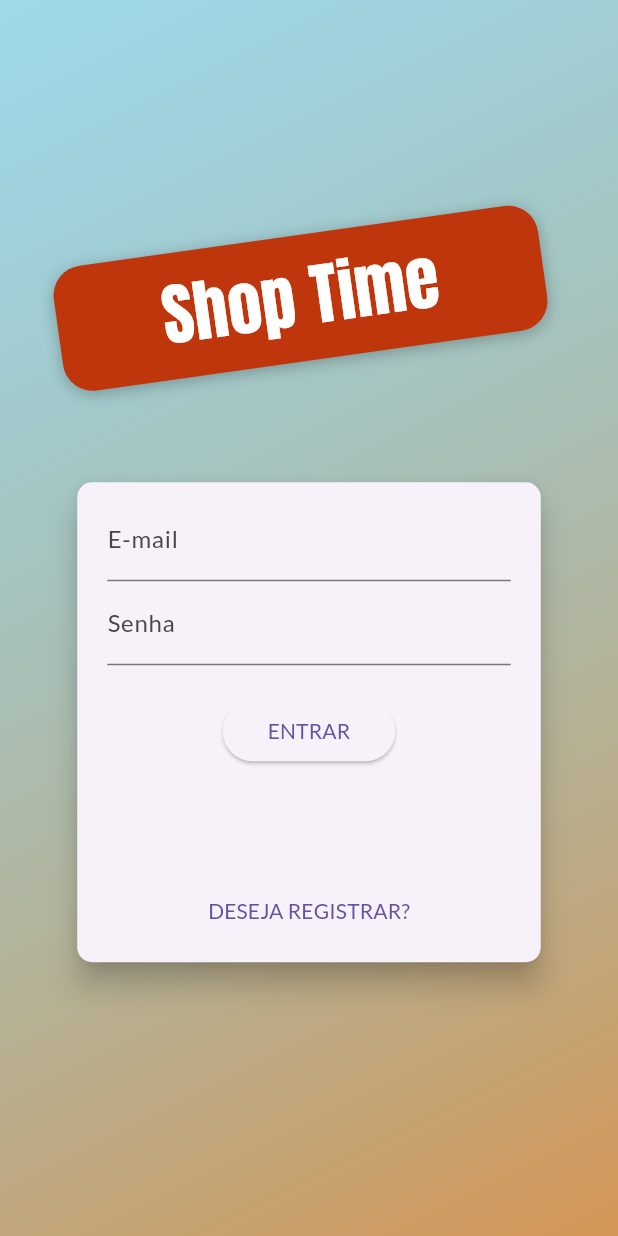
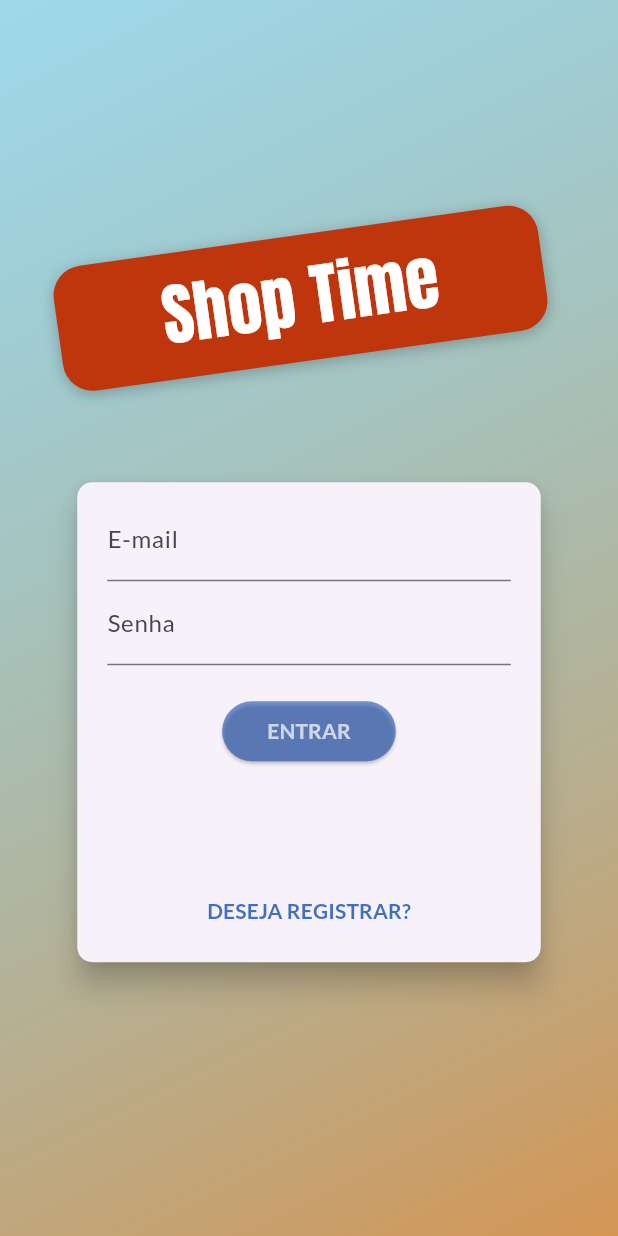
Before and after one commit to gabrielnavas/shop_flutter_auth_firebase_app, a Flutter app: the screen it shows after launch, on a phone screen of 412 x 824 dp. Run offline on Flutter 3.47's test engine with Material 3 defaults, Android fonts, the phone set to English and light mode, and no system bars; our stand-ins replace faker, shared_preferences.

Commit message:
change colors

```diff
--- a/lib/components/auth_form.dart
+++ b/lib/components/auth_form.dart
@@ -113,18 +113,28 @@
                         shape: RoundedRectangleBorder(
                           borderRadius: BorderRadius.circular(30),
                         ),
+                        backgroundColor: const Color.fromARGB(142, 18, 77, 178),
                         padding: const EdgeInsets.symmetric(
                             horizontal: 30, vertical: 8),
                       ),
-                      child: _isLogin()
-                          ? const Text('ENTRAR')
-                          : const Text('REGISTRAR'),
-                    ),
+                      child: Text(
+                        _isLogin() ? 'ENTRAR' : 'REGISTRAR',
+                        style: const TextStyle(
+                          fontWeight: FontWeight.bold,
+                          color: Color.fromARGB(179, 255, 255, 255),
+                        ),
+                      )),
               const Spacer(),
               TextButton(
-                  onPressed: _switchAuthMode,
-                  child: Text(
-                      _isLogin() ? 'DESEJA REGISTRAR?' : 'JÁ POSSUI CONTA?'))
+                onPressed: _switchAuthMode,
+                child: Text(
+                  _isLogin() ? 'DESEJA REGISTRAR?' : 'JÁ POSSUI CONTA?',
+                  style: const TextStyle(
+                    fontWeight: FontWeight.bold,
+                    color: Color.fromARGB(201, 18, 77, 178),
+                  ),
+                ),
+              )
             ],
           ),
         ),
```
